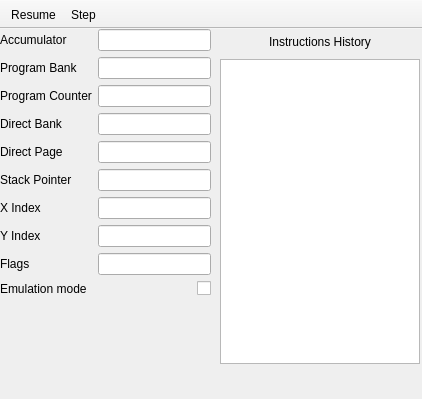
First picture: the form in ui/cpu.ui, repository zoriya/ComSquare, before the edit.
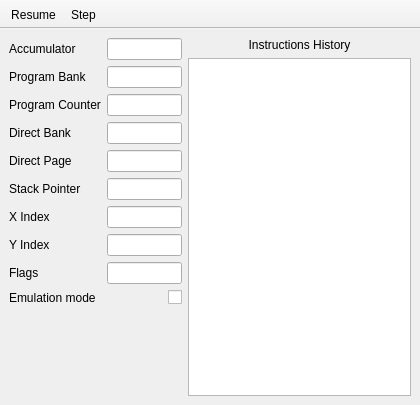
Second picture: the form after the edit. Icons and pictures are not drawn.

```diff
--- a/ui/cpu.ui
+++ b/ui/cpu.ui
@@ -6,8 +6,8 @@
    <rect>
     <x>0</x>
     <y>0</y>
-    <width>422</width>
-    <height>399</height>
+    <width>420</width>
+    <height>405</height>
    </rect>
   </property>
   <property name="windowTitle">
@@ -21,41 +21,8 @@
    <bool>false</bool>
   </property>
   <widget class="QWidget" name="centralwidget">
-   <widget class="QTextBrowser" name="logger">
-    <property name="geometry">
-     <rect>
-      <x>220</x>
-      <y>30</y>
-      <width>200</width>
-      <height>305</height>
-     </rect>
-    </property>
-   </widget>
-   <widget class="QLabel" name="loggerLabel">
-    <property name="geometry">
-     <rect>
-      <x>220</x>
-      <y>0</y>
-      <width>200</width>
-      <height>25</height>
-     </rect>
-    </property>
-    <property name="text">
-     <string>Instructions History</string>
-    </property>
-    <property name="alignment">
-     <set>Qt::AlignCenter</set>
-    </property>
-   </widget>
-   <widget class="QWidget" name="formLayoutWidget">
-    <property name="geometry">
-     <rect>
-      <x>0</x>
-      <y>0</y>
-      <width>211</width>
-      <height>361</height>
-     </rect>
-    </property>
+   <layout class="QGridLayout" name="gridLayout">
+    <item row="0" column="0" rowspan="2">
     <layout class="QFormLayout" name="formLayout">
      <item row="0" column="0">
       <widget class="QLabel" name="accumulatorLabel">
@@ -166,7 +133,21 @@
       </widget>
      </item>
     </layout>
-   </widget>
+    </item>
+    <item row="0" column="1">
+     <widget class="QLabel" name="loggerLabel">
+      <property name="text">
+       <string>Instructions History</string>
+      </property>
+      <property name="alignment">
+       <set>Qt::AlignCenter</set>
+      </property>
+     </widget>
+    </item>
+    <item row="1" column="1">
+     <widget class="QTextBrowser" name="logger"/>
+    </item>
+   </layout>
   </widget>
   <widget class="QToolBar" name="toolBar">
    <property name="minimumSize">
```
Lines whose indentation alone changed are shown as unchanged.
